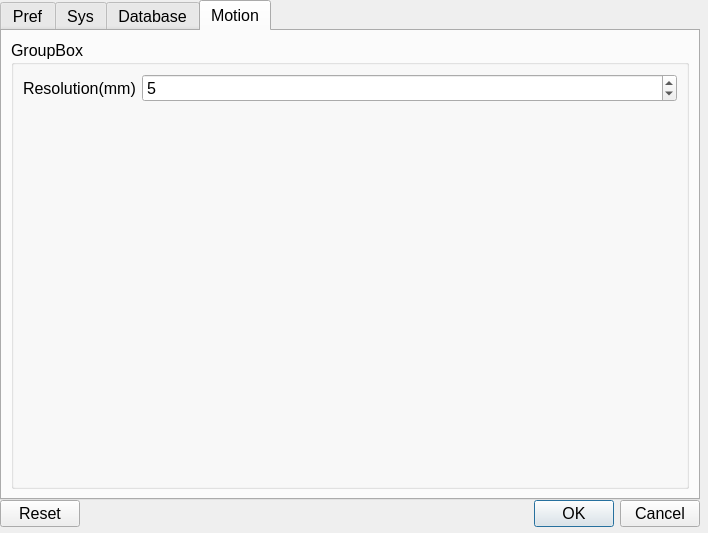
Old version of the form source/wnd/ui/syspref.ui in the repository ww4u/megarobostudio.
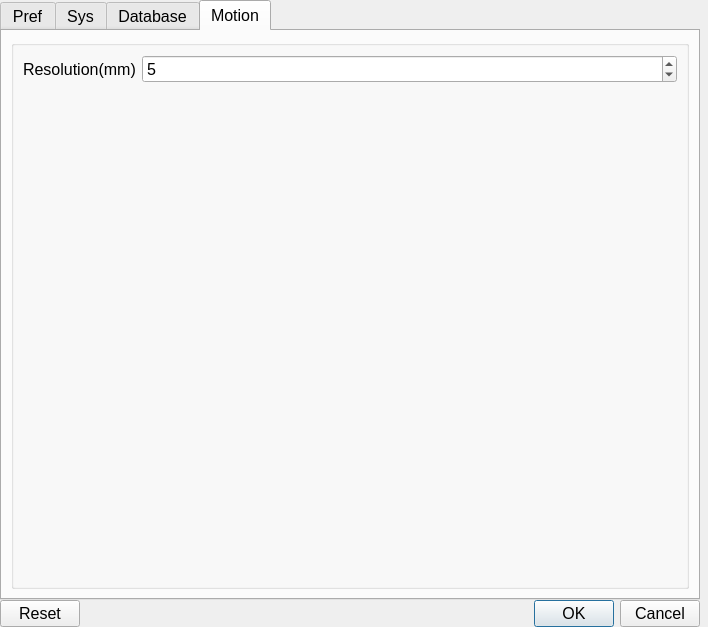
New version of the form. The open tabs and pages were chosen to show the change. Icons and pictures are not drawn.

What changed in the file:
```diff
--- a/source/wnd/ui/syspref.ui
+++ b/source/wnd/ui/syspref.ui
@@ -7,7 +7,7 @@
     <x>0</x>
     <y>0</y>
     <width>708</width>
-    <height>533</height>
+    <height>613</height>
    </rect>
   </property>
   <property name="sizePolicy">
@@ -58,7 +58,7 @@
      <property name="maximumSize">
       <size>
        <width>700</width>
-       <height>500</height>
+       <height>600</height>
       </size>
      </property>
      <property name="tabPosition">
@@ -839,7 +839,7 @@
        <item>
         <widget class="QGroupBox" name="groupBox_8">
          <property name="title">
-          <string>GroupBox</string>
+          <string/>
          </property>
          <layout class="QFormLayout" name="formLayout_4">
           <item row="0" column="0">
```
